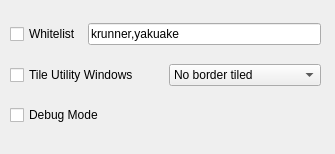
Old version of the form res/config.ui in the repository zeroxoneafour/kwin-autotile.
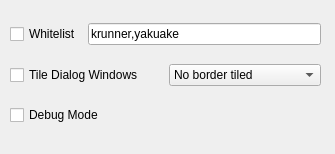
New version of the form.

```diff
--- a/res/config.ui
+++ b/res/config.ui
@@ -58,7 +58,7 @@
          <string>&lt;html&gt;&lt;head/&gt;&lt;body&gt;&lt;p&gt;Like popups&lt;/p&gt;&lt;/body&gt;&lt;/html&gt;</string>
         </property>
         <property name="text">
-         <string>Tile Utility Windows</string>
+         <string>Tile Dialog Windows</string>
         </property>
        </widget>
       </item>
```
Left out of the diff: 4 changed lines with no effect on the pictures.
